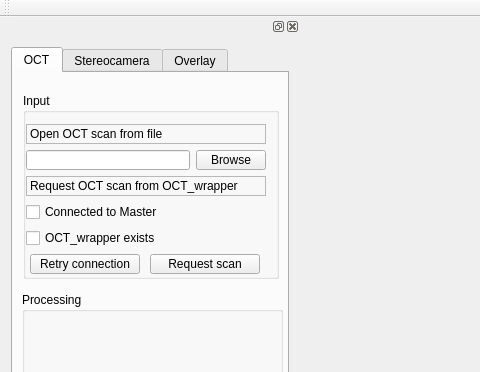
Old version of the form form.ui in the repository 1danielcoelho/OCT_overlay; both pictures show x 0 to 480 and y 0 to 372 of the 940 by 644 pixel window.
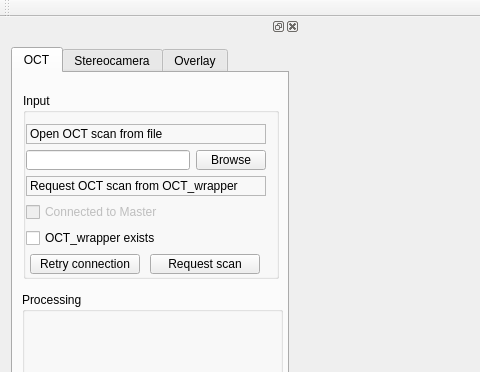
New version of the form. Custom widgets are drawn as their Qt base class.

Commit message: Halfway implements the checkbox to sense for the master node

```diff
--- a/form.ui
+++ b/form.ui
@@ -205,11 +205,14 @@
             </item>
             <item>
              <widget class="QCheckBox" name="connected_master_checkbox">
+              <property name="enabled">
+               <bool>false</bool>
+              </property>
               <property name="text">
                <string>Connected to Master</string>
               </property>
               <property name="checkable">
-               <bool>false</bool>
+               <bool>true</bool>
               </property>
              </widget>
             </item>
```
The commit also changes 4 other files.
